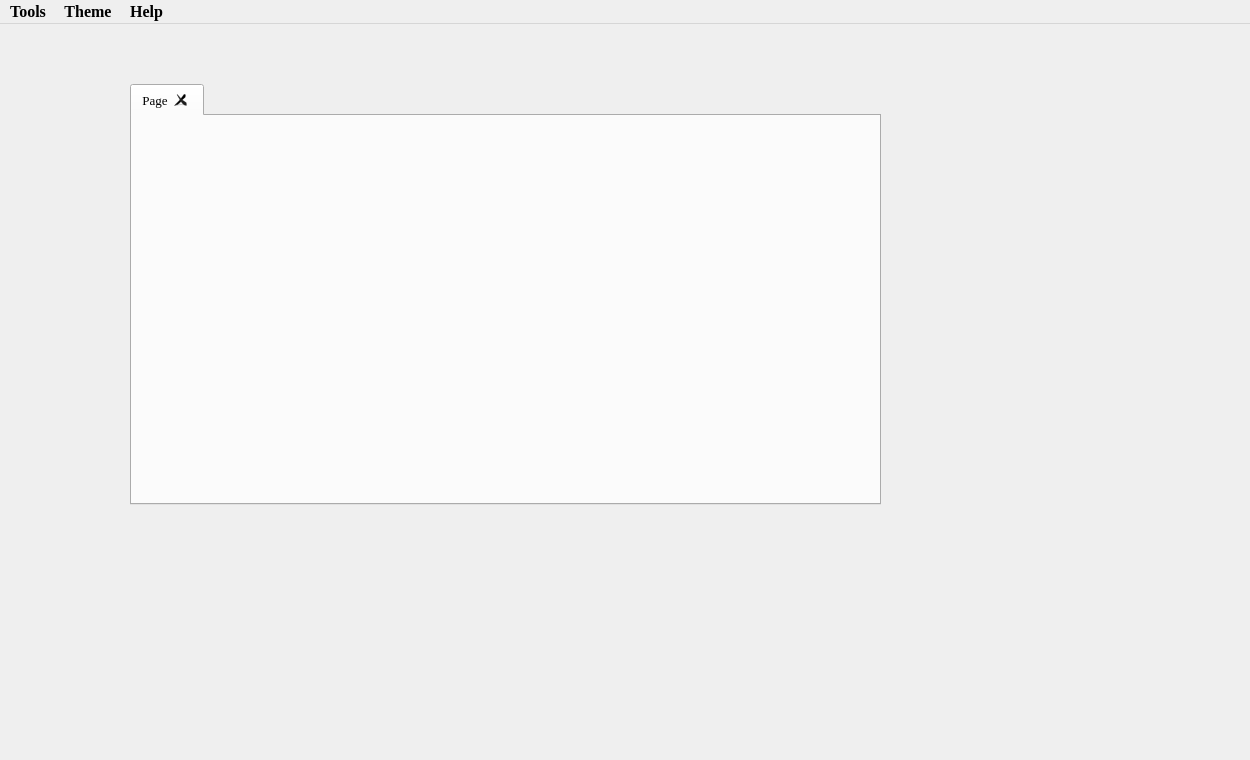
Above: mainwindow.ui from HuJingwen1211/MCISP before the change. Below: the same form after it.
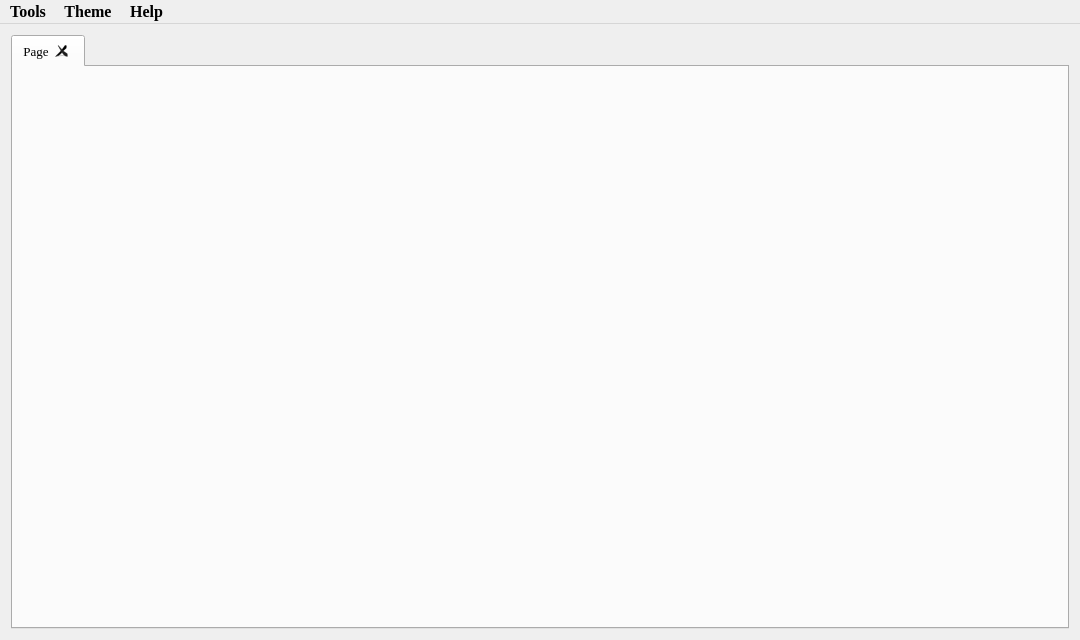
That is the form after the change. Icons and pictures are not drawn.

The edit to the form file:
```diff
--- a/mainwindow.ui
+++ b/mainwindow.ui
@@ -9,14 +9,14 @@
    <rect>
     <x>0</x>
     <y>0</y>
-    <width>1250</width>
-    <height>760</height>
+    <width>1080</width>
+    <height>640</height>
    </rect>
   </property>
   <property name="minimumSize">
    <size>
-    <width>1250</width>
-    <height>750</height>
+    <width>1080</width>
+    <height>640</height>
    </size>
   </property>
   <property name="font">
@@ -49,15 +49,9 @@
    <bool>false</bool>
   </property>
   <widget class="QWidget" name="centralWidget">
+   <layout class="QGridLayout" name="gridLayout">
+    <item row="0" column="0">
    <widget class="QTabWidget" name="Tab_MainWindow">
-    <property name="geometry">
-     <rect>
-      <x>130</x>
-      <y>60</y>
-      <width>751</width>
-      <height>421</height>
-     </rect>
-    </property>
     <property name="font">
      <font>
       <family>Times New Roman</family>
@@ -89,14 +83,16 @@
      </attribute>
     </widget>
    </widget>
+    </item>
+   </layout>
   </widget>
   <widget class="QMenuBar" name="menuBar">
    <property name="geometry">
     <rect>
      <x>0</x>
      <y>0</y>
-     <width>1250</width>
-     <height>27</height>
+     <width>1080</width>
+     <height>19</height>
     </rect>
    </property>
    <widget class="QMenu" name="menu">
```
Left out of the diff: 4 changed lines with no effect on the pictures. Lines whose indentation alone changed are shown as unchanged.
